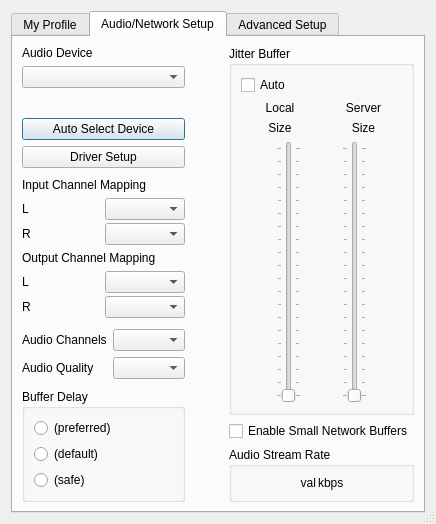
Before: the Qt Designer form src/clientsettingsdlgbase.ui in jamulussoftware/jamulus, drawn with Qt 5.
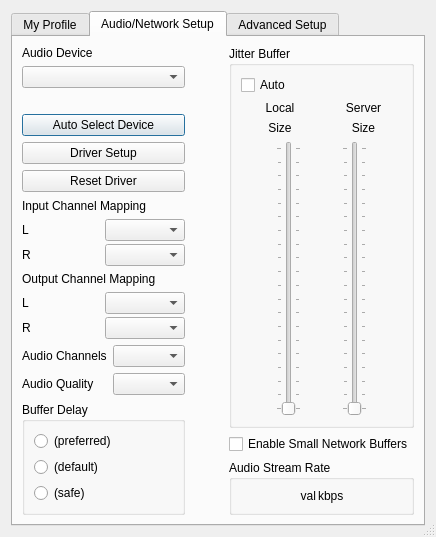
After: the same form once the commit is applied. Icons and pictures are not drawn. Custom widgets are drawn as their Qt base class.

Commit message:
Add button to reset device
This lets Jamulus become aware of new configurations after the device
is changed from a non-working to working state.  Technically, this was
already by possible by reselecting the device in the combobox.  But
that is a confusing and very non-obvious interface.

Also, if the settings don't have a saved selected device, try to
autoselect one.

The edit to the form file:
```diff
--- a/src/clientsettingsdlgbase.ui
+++ b/src/clientsettingsdlgbase.ui
@@ -395,6 +395,13 @@
              </property>
             </widget>
            </item>
+           <item>
+            <widget class="QPushButton" name="butDriverReset">
+             <property name="text">
+              <string>Reset Driver</string>
+             </property>
+            </widget>
+           </item>
            <item>
             <spacer name="verticalSpacer_5">
              <property name="orientation">
```
The commit also changes 3 other files.
